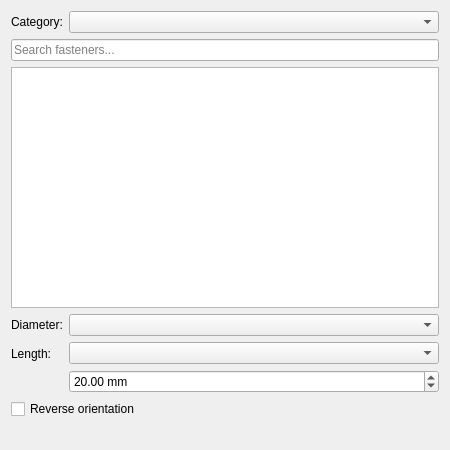
Old version of the form src/Mod/Assembly/Gui/Resources/panels/TaskAssemblyInsertFastener.ui in the repository AstoCAD/FreeCAD.
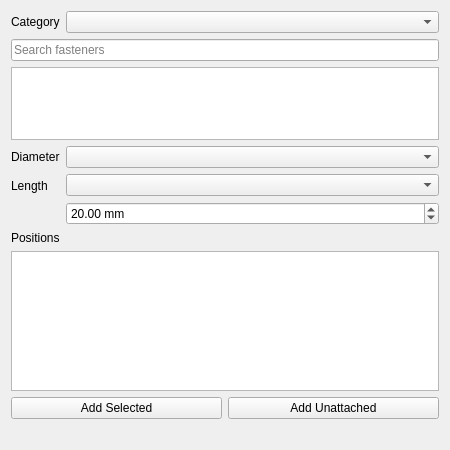
New version of the form.

Commit message: Assembly: Insert Fastener: fastener links that can be edited

Diff of the .ui file:
```diff
--- a/src/Mod/Assembly/Gui/Resources/panels/TaskAssemblyInsertFastener.ui
+++ b/src/Mod/Assembly/Gui/Resources/panels/TaskAssemblyInsertFastener.ui
@@ -19,7 +19,7 @@
      <item row="0" column="0">
       <widget class="QLabel" name="labelCategory">
        <property name="text">
-        <string>Category:</string>
+        <string>Category</string>
        </property>
       </widget>
      </item>
@@ -31,7 +31,7 @@
    <item>
     <widget class="QLineEdit" name="le_search">
      <property name="placeholderText">
-      <string>Search fasteners...</string>
+      <string>Search fasteners</string>
      </property>
      <property name="clearButtonEnabled">
       <bool>true</bool>
@@ -56,7 +56,7 @@
      <item row="0" column="0">
       <widget class="QLabel" name="labelDiameter">
        <property name="text">
-        <string>Diameter:</string>
+        <string>Diameter</string>
        </property>
       </widget>
      </item>
@@ -66,7 +66,7 @@
      <item row="1" column="0">
       <widget class="QLabel" name="labelLength">
        <property name="text">
-        <string>Length:</string>
+        <string>Length</string>
        </property>
       </widget>
      </item>
@@ -105,10 +105,50 @@
        </item>
       </layout>
      </item>
-     <item row="2" column="0" colspan="2">
-      <widget class="QCheckBox" name="cb_reverse">
+    </layout>
+   </item>
+   <item>
+    <widget class="QLabel" name="labelPositions">
+     <property name="text">
+      <string>Positions</string>
+     </property>
+    </widget>
+   </item>
+   <item>
+    <widget class="QListWidget" name="lw_refs">
+     <property name="toolTip">
+      <string>The holes that hold a fastener. Press Delete to remove the selected fasteners.</string>
+     </property>
+     <property name="maximumSize">
+      <size>
+       <width>16777215</width>
+       <height>140</height>
+      </size>
+     </property>
+     <property name="selectionMode">
+      <enum>QAbstractItemView::ExtendedSelection</enum>
+     </property>
+    </widget>
+   </item>
+   <item>
+    <layout class="QHBoxLayout" name="positionButtonsLayout">
+     <item>
+      <widget class="QPushButton" name="pb_add_selected">
+       <property name="toolTip">
+        <string>Adds a fastener on each circular edge that is selected in the 3D view</string>
+       </property>
        <property name="text">
-        <string>Reverse orientation</string>
+        <string>Add Selected</string>
+       </property>
+      </widget>
+     </item>
+     <item>
+      <widget class="QPushButton" name="pb_add_unattached">
+       <property name="toolTip">
+        <string>Adds a fastener that is not attached to a hole</string>
+       </property>
+       <property name="text">
+        <string>Add Unattached</string>
        </property>
       </widget>
      </item>
```
The commit also changes 6 other files.
